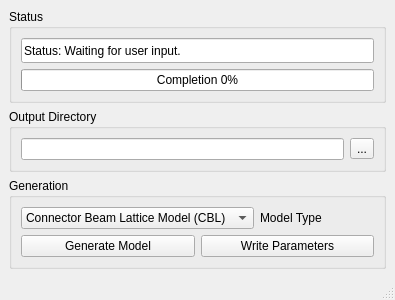
First picture: the form in freecad/woodWorkbench/gui/ui/ui_CBL_generation.ui, repository Computational-Mechanics-Material-Models/CBL-preprocesser, before the edit.
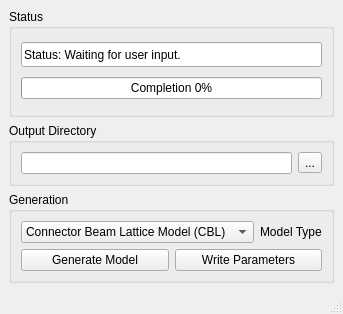
Second picture: the form after the edit.

```diff
--- a/freecad/woodWorkbench/gui/ui/ui_CBL_generation.ui
+++ b/freecad/woodWorkbench/gui/ui/ui_CBL_generation.ui
@@ -6,8 +6,8 @@
    <rect>
     <x>0</x>
     <y>0</y>
-    <width>395</width>
-    <height>295</height>
+    <width>301</width>
+    <height>314</height>
    </rect>
   </property>
   <property name="sizePolicy">
```
Left out of the diff: 2 changed lines with no effect on the pictures.
